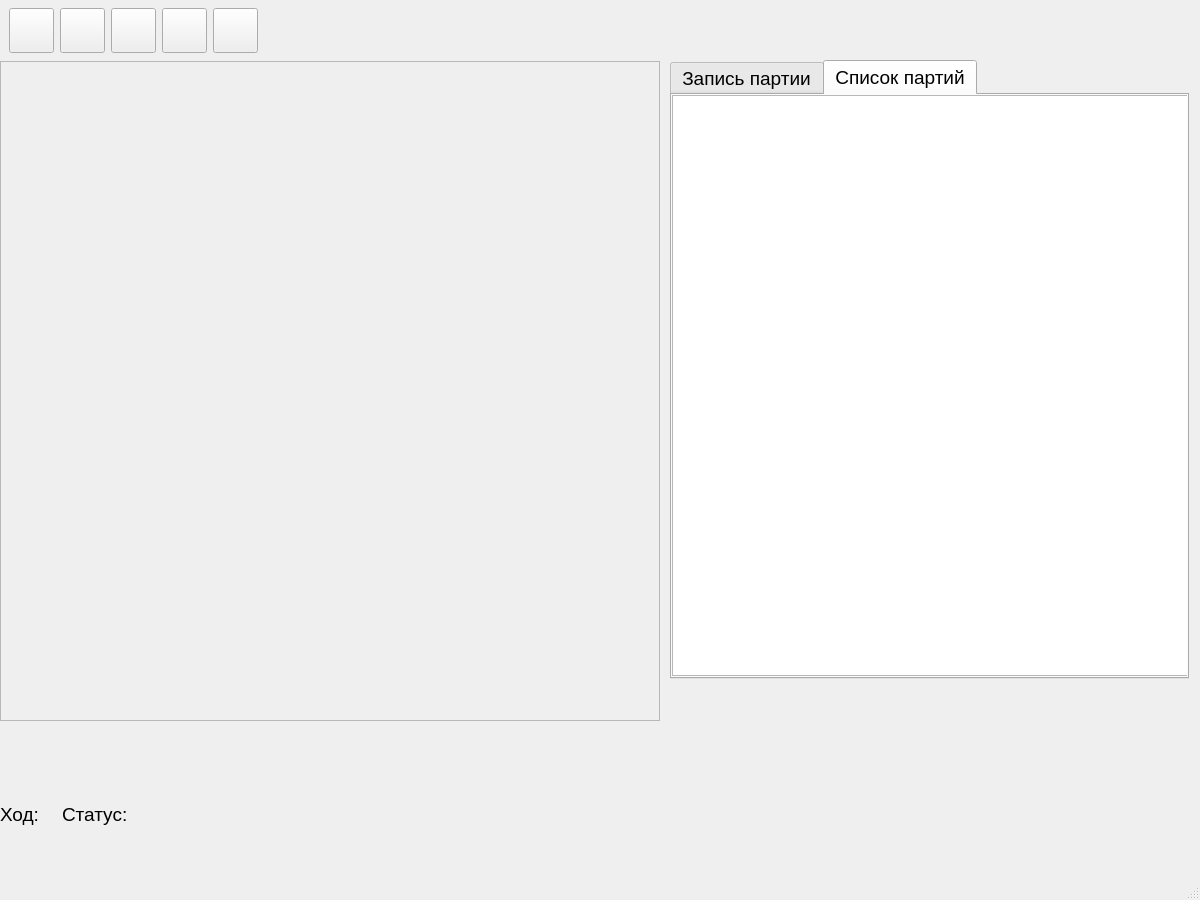
The window that mainwindow.ui (ikotyurg/chess100) describes before a commit, drawn with Qt 5.
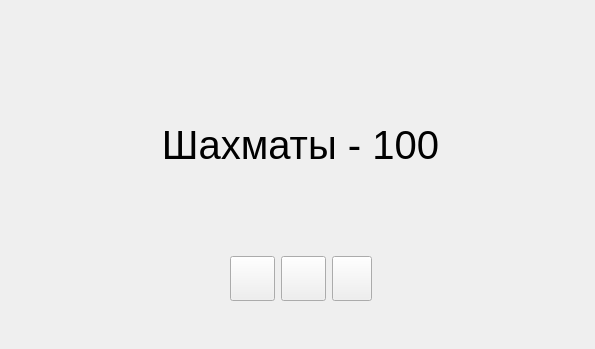
The same window after the commit. Icons and pictures are not drawn.

```diff
--- a/mainwindow.ui
+++ b/mainwindow.ui
@@ -1,55 +1,60 @@
 <?xml version="1.0" encoding="UTF-8"?>
 <ui version="4.0">
  <class>MainWindow</class>
- <widget class="QMainWindow" name="MainWindow">
+ <widget class="QWidget" name="MainWindow">
   <property name="geometry">
    <rect>
     <x>0</x>
     <y>0</y>
-    <width>1200</width>
-    <height>900</height>
+    <width>595</width>
+    <height>349</height>
    </rect>
   </property>
-  <property name="font">
-   <font>
-    <pointsize>14</pointsize>
-   </font>
-  </property>
   <property name="windowTitle">
    <string>Шахматы-100</string>
   </property>
   <property name="windowIcon">
    <iconset theme="QIcon::ThemeIcon::ViewRestore"/>
   </property>
-  <widget class="QWidget" name="centralwidget">
-   <widget class="QWidget" name="horizontalLayoutWidget">
+  <widget class="QWidget" name="layoutWidget">
     <property name="geometry">
      <rect>
-      <x>9</x>
-      <y>0</y>
-      <width>1381</width>
-      <height>61</height>
-     </rect>
-    </property>
+     <x>60</x>
+     <y>40</y>
+     <width>481</width>
+     <height>261</height>
+    </rect>
+   </property>
+   <layout class="QVBoxLayout" name="verticalLayout">
+    <item>
+     <widget class="QLabel" name="label">
+      <property name="font">
+       <font>
+        <pointsize>30</pointsize>
+       </font>
+      </property>
+      <property name="text">
+       <string>Шахматы - 100</string>
+      </property>
+      <property name="alignment">
+       <set>Qt::AlignmentFlag::AlignCenter</set>
+      </property>
+     </widget>
+    </item>
+    <item>
     <layout class="QHBoxLayout" name="horizontalLayout">
      <item>
-      <widget class="QPushButton" name="newgame">
-       <property name="maximumSize">
+       <spacer name="horizontalSpacer">
+        <property name="orientation">
+         <enum>Qt::Orientation::Horizontal</enum>
+        </property>
+        <property name="sizeHint" stdset="0">
         <size>
-         <width>45</width>
-         <height>45</height>
-        </size>
-       </property>
-       <property name="whatsThis">
-        <string>&lt;html&gt;&lt;head/&gt;&lt;body&gt;&lt;p&gt;Новая партия&lt;/p&gt;&lt;/body&gt;&lt;/html&gt;</string>
-       </property>
-       <property name="styleSheet">
-        <string notr="true">background-image: url(:/icons/img/icons/game_new.png);</string>
-       </property>
-       <property name="text">
-        <string/>
-       </property>
-      </widget>
+          <width>40</width>
+          <height>20</height>
+         </size>
+        </property>
+       </spacer>
      </item>
      <item>
       <widget class="QPushButton" name="replay">
@@ -59,8 +64,10 @@
          <height>45</height>
         </size>
        </property>
-       <property name="whatsThis">
-        <string>&lt;html&gt;&lt;head/&gt;&lt;body&gt;&lt;p&gt;Открыть партию&lt;/p&gt;&lt;/body&gt;&lt;/html&gt;</string>
+        <property name="font">
+         <font>
+          <pointsize>15</pointsize>
+         </font>
        </property>
        <property name="styleSheet">
         <string notr="true">background-image: url(:/icons/img/icons/Open_game.png);</string>
@@ -71,18 +78,20 @@
       </widget>
      </item>
      <item>
-      <widget class="QPushButton" name="savegame">
+       <widget class="QPushButton" name="newgame">
        <property name="maximumSize">
         <size>
          <width>45</width>
          <height>45</height>
         </size>
        </property>
-       <property name="whatsThis">
-        <string>&lt;html&gt;&lt;head/&gt;&lt;body&gt;&lt;p&gt;Сохранить партию&lt;/p&gt;&lt;/body&gt;&lt;/html&gt;</string>
+        <property name="font">
+         <font>
+          <pointsize>15</pointsize>
+         </font>
        </property>
        <property name="styleSheet">
-        <string notr="true">background-image: url(:/icons/img/icons/save.png);</string>
+         <string notr="true">background-image: url(:/icons/img/icons/game_new.png);</string>
        </property>
        <property name="text">
         <string/>
@@ -90,26 +99,7 @@
       </widget>
      </item>
      <item>
-      <widget class="QPushButton" name="rotate">
-       <property name="maximumSize">
-        <size>
-         <width>45</width>
-         <height>45</height>
-        </size>
-       </property>
-       <property name="whatsThis">
-        <string>&lt;html&gt;&lt;head/&gt;&lt;body&gt;&lt;p&gt;Поворот  доски&lt;/p&gt;&lt;/body&gt;&lt;/html&gt;</string>
-       </property>
-       <property name="styleSheet">
-        <string notr="true">background-image: url(:/icons/img/icons/flip_board.png);</string>
-       </property>
-       <property name="text">
-        <string/>
-       </property>
-      </widget>
-     </item>
-     <item>
-      <widget class="QPushButton" name="exit">
+       <widget class="QPushButton" name="pushButton">
        <property name="maximumSize">
         <size>
          <width>45</width>
@@ -125,166 +115,6 @@
       </widget>
      </item>
      <item>
-      <spacer name="horizontalSpacer">
-       <property name="orientation">
-        <enum>Qt::Orientation::Horizontal</enum>
-       </property>
-       <property name="sizeHint" stdset="0">
-        <size>
-         <width>40</width>
-         <height>20</height>
-        </size>
-       </property>
-      </spacer>
-     </item>
-    </layout>
-   </widget>
-   <widget class="QWidget" name="verticalLayoutWidget">
-    <property name="geometry">
-     <rect>
-      <x>0</x>
-      <y>60</y>
-      <width>662</width>
-      <height>662</height>
-     </rect>
-    </property>
-    <layout class="QVBoxLayout" name="verticalLayout">
-     <item>
-      <widget class="QFrame" name="chessboard_frame">
-       <property name="sizePolicy">
-        <sizepolicy hsizetype="Preferred" vsizetype="Preferred">
-         <horstretch>0</horstretch>
-         <verstretch>0</verstretch>
-        </sizepolicy>
-       </property>
-       <property name="minimumSize">
-        <size>
-         <width>660</width>
-         <height>660</height>
-        </size>
-       </property>
-       <property name="maximumSize">
-        <size>
-         <width>660</width>
-         <height>660</height>
-        </size>
-       </property>
-       <property name="frameShape">
-        <enum>QFrame::Shape::StyledPanel</enum>
-       </property>
-       <property name="frameShadow">
-        <enum>QFrame::Shadow::Raised</enum>
-       </property>
-      </widget>
-     </item>
-    </layout>
-   </widget>
-   <widget class="QTabWidget" name="tabWidget">
-    <property name="geometry">
-     <rect>
-      <x>670</x>
-      <y>60</y>
-      <width>519</width>
-      <height>619</height>
-     </rect>
-    </property>
-    <property name="currentIndex">
-     <number>1</number>
-    </property>
-    <widget class="QWidget" name="moves">
-     <attribute name="title">
-      <string>Запись партии</string>
-     </attribute>
-     <widget class="QListView" name="listMoves">
-      <property name="geometry">
-       <rect>
-        <x>10</x>
-        <y>10</y>
-        <width>501</width>
-        <height>561</height>
-       </rect>
-      </property>
-     </widget>
-    </widget>
-    <widget class="QWidget" name="games">
-     <attribute name="title">
-      <string>Список партий</string>
-     </attribute>
-     <widget class="QListView" name="listGames">
-      <property name="geometry">
-       <rect>
-        <x>0</x>
-        <y>0</y>
-        <width>521</width>
-        <height>581</height>
-       </rect>
-      </property>
-     </widget>
-    </widget>
-   </widget>
-   <widget class="QWidget" name="horizontalLayoutWidget_2">
-    <property name="geometry">
-     <rect>
-      <x>0</x>
-      <y>789</y>
-      <width>1201</width>
-      <height>51</height>
-     </rect>
-    </property>
-    <layout class="QHBoxLayout" name="horizontalLayout_2">
-     <item>
-      <widget class="QLabel" name="turnLabel">
-       <property name="maximumSize">
-        <size>
-         <width>50</width>
-         <height>16777215</height>
-        </size>
-       </property>
-       <property name="text">
-        <string>Ход:</string>
-       </property>
-      </widget>
-     </item>
-     <item>
-      <widget class="QLabel" name="turn">
-       <property name="maximumSize">
-        <size>
-         <width>60</width>
-         <height>16777215</height>
-        </size>
-       </property>
-       <property name="text">
-        <string/>
-       </property>
-      </widget>
-     </item>
-     <item>
-      <widget class="QLabel" name="statusLabel">
-       <property name="maximumSize">
-        <size>
-         <width>70</width>
-         <height>16777215</height>
-        </size>
-       </property>
-       <property name="text">
-        <string>Статус:</string>
-       </property>
-      </widget>
-     </item>
-     <item>
-      <widget class="QLabel" name="status">
-       <property name="maximumSize">
-        <size>
-         <width>80</width>
-         <height>16777215</height>
-        </size>
-       </property>
-       <property name="text">
-        <string/>
-       </property>
-      </widget>
-     </item>
-     <item>
       <spacer name="horizontalSpacer_2">
        <property name="orientation">
         <enum>Qt::Orientation::Horizontal</enum>
@@ -298,21 +128,13 @@
       </spacer>
      </item>
     </layout>
-   </widget>
-  </widget>
-  <widget class="QMenuBar" name="menubar">
-   <property name="geometry">
-    <rect>
-     <x>0</x>
-     <y>0</y>
-     <width>1200</width>
-     <height>32</height>
-    </rect>
-   </property>
-  </widget>
-  <widget class="QStatusBar" name="statusbar"/>
- </widget>
- <resources/>
+    </item>
+   </layout>
+  </widget>
+ </widget>
+ <resources>
+  <include location="res.qrc"/>
+ </resources>
  <connections>
   <connection>
    <sender>exit</sender>
```
Left out of the diff: 15 changed lines with no effect on the pictures. Lines whose indentation alone changed are shown as unchanged.
